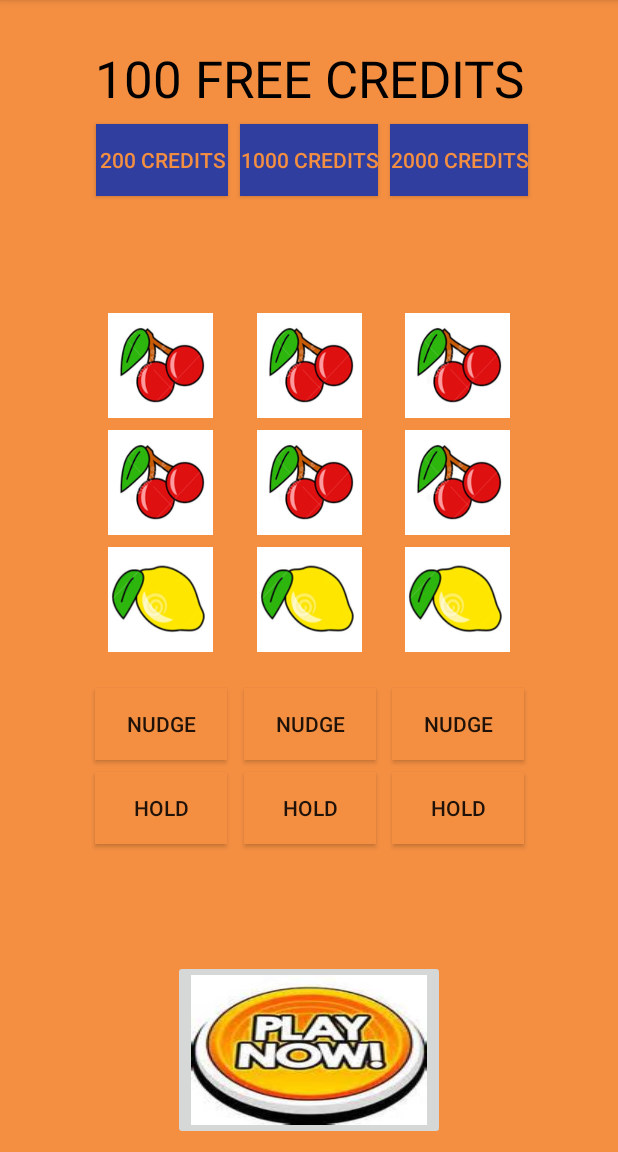
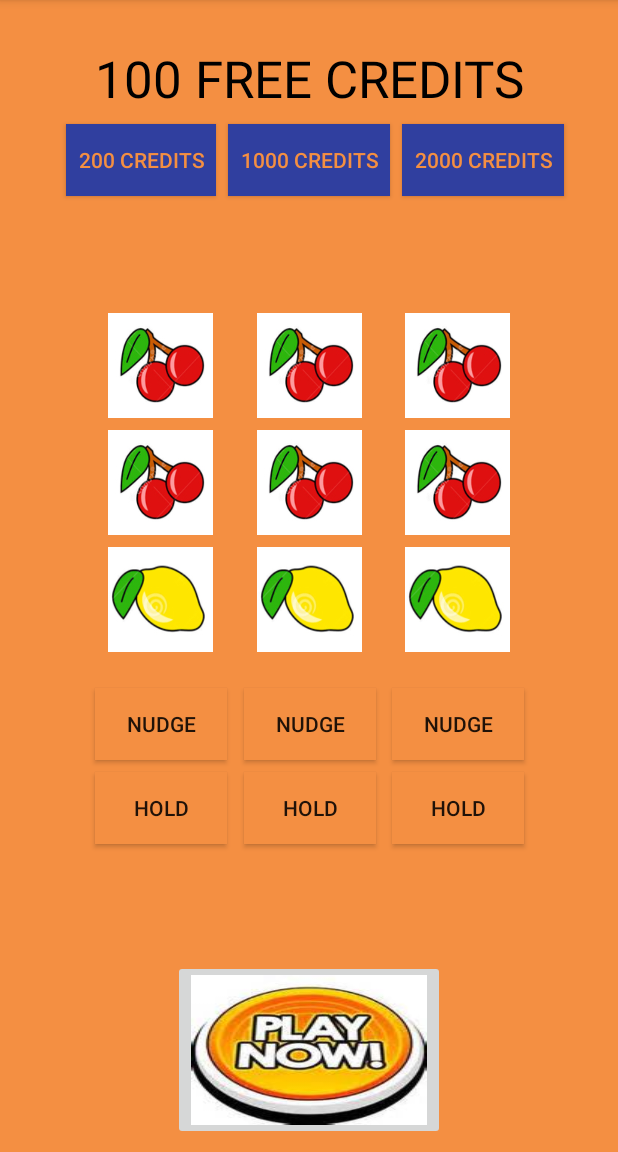
Before and after one commit to docljn/codeclan_wk9_project_fruit_machine, an Android app: the screen it shows after launch (GameScreen), on a phone screen of 412 x 824 dp, the part 84-1236 px from its top. Run offline under Robolectric (Android 15) with nearby library versions, the phone set to English and light mode, and no system bars.

```diff
--- a/app/src/main/res/layout/activity_game_screen.xml
+++ b/app/src/main/res/layout/activity_game_screen.xml
@@ -61,14 +61,16 @@
         android:layout_width="wrap_content"
         android:layout_height="wrap_content"
         android:layout_marginEnd="8dp"
+        android:background="@color/colorAction"
         android:onClick="onBuyCreditButtonClick"
+        android:paddingLeft="8dp"
+        android:paddingRight="8dp"
         android:tag="200"
         android:text="200 Credits"
+        android:textColor="@color/textColorAction"
         app:layout_constraintBottom_toBottomOf="@+id/buttonBuy10"
         app:layout_constraintEnd_toStartOf="@+id/buttonBuy10"
-        android:layout_marginRight="8dp"
-        android:textColor="@color/textColorAction"
-        android:background="@color/colorAction"/>
+        android:layout_marginRight="8dp" />
 
     <Button
         android:id="@+id/buttonBuy10"
@@ -78,6 +80,8 @@
         android:layout_marginStart="8dp"
         android:layout_marginTop="8dp"
         android:onClick="onBuyCreditButtonClick"
+        android:paddingLeft="8dp"
+        android:paddingRight="8dp"
         android:tag="1000"
         android:text="1000 Credits"
         app:layout_constraintEnd_toEndOf="parent"
@@ -92,6 +96,8 @@
         android:layout_height="wrap_content"
         android:layout_marginStart="8dp"
         android:onClick="onBuyCreditButtonClick"
+        android:paddingLeft="8dp"
+        android:paddingRight="8dp"
         android:tag="2000"
         android:text="2000 Credits"
         app:layout_constraintBottom_toBottomOf="@+id/buttonBuy10"
```
Also changed, not shown: app/src/main/java/example/docljn/com/fruitmachine/AndroidDisplayLogic/GameScreen.java (+15 -8 lines).
